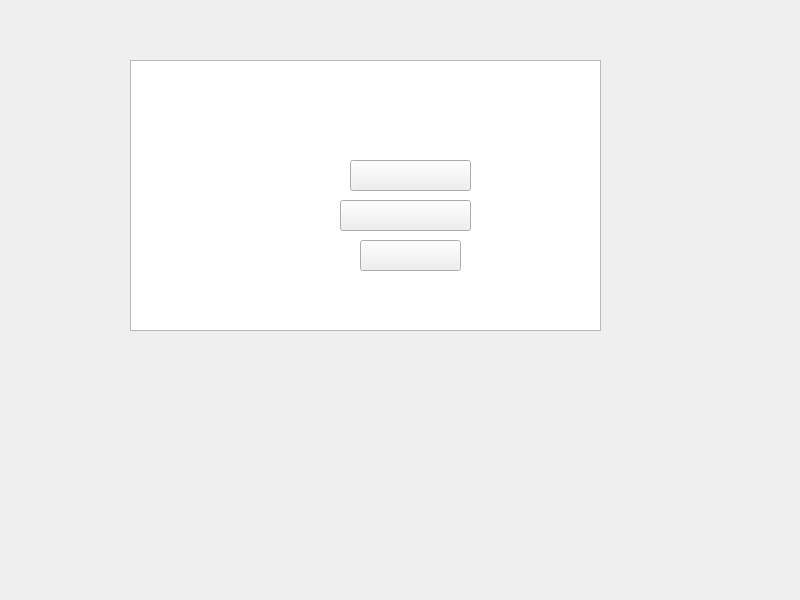
This is Proyecto_Final_Golden_Wind_Fighters/mainwindow.ui in abdy-sanchez/Proyecto_Final_Info2 as Qt 5 draws it before an edit. The edited form follows.
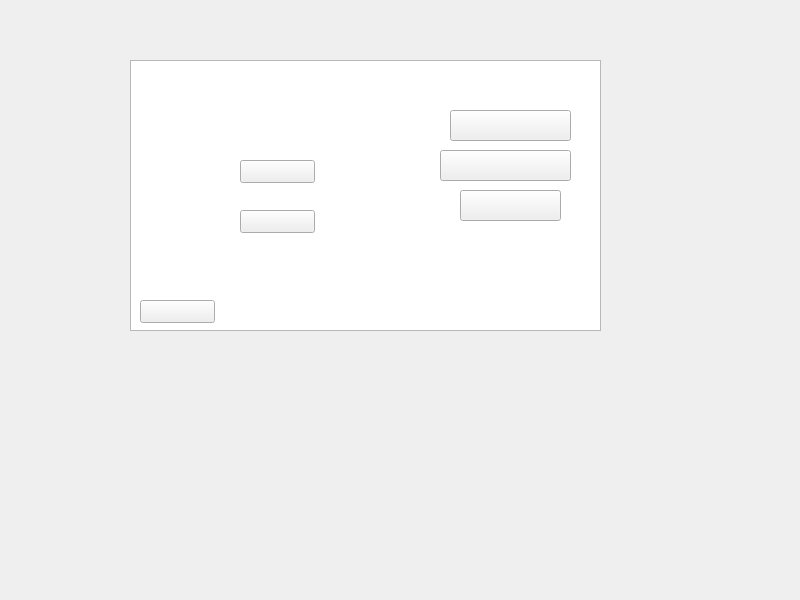
This is the edited form. Icons and pictures are not drawn.

Commit message: Avance -> Menu editado ; Sprite botones cambiados, Botones de Nueva partida y cargar partida añadidos. Se agredó un pequeño sonido al presionar los botones. Se agregó el boton regresar. Se añadió ventana de confirmacion para salir de la aplicacion.

Patch:
```diff
--- a/Proyecto_Final_Golden_Wind_Fighters/mainwindow.ui
+++ b/Proyecto_Final_Golden_Wind_Fighters/mainwindow.ui
@@ -27,8 +27,8 @@
    <widget class="QPushButton" name="Jugar">
     <property name="geometry">
      <rect>
-      <x>350</x>
-      <y>160</y>
+      <x>450</x>
+      <y>110</y>
       <width>121</width>
       <height>31</height>
      </rect>
@@ -43,8 +43,8 @@
    <widget class="QPushButton" name="Multijugador">
     <property name="geometry">
      <rect>
-      <x>340</x>
-      <y>200</y>
+      <x>440</x>
+      <y>150</y>
       <width>131</width>
       <height>31</height>
      </rect>
@@ -59,14 +59,62 @@
    <widget class="QPushButton" name="Salir">
     <property name="geometry">
      <rect>
-      <x>360</x>
-      <y>240</y>
+      <x>460</x>
+      <y>190</y>
       <width>101</width>
       <height>31</height>
      </rect>
     </property>
     <property name="styleSheet">
-     <string notr="true">border-image: url(:/Recursos/salir.png);</string>
+     <string notr="true">border-image: url(:/Recursos/btn_exit.png);</string>
+    </property>
+    <property name="text">
+     <string/>
+    </property>
+   </widget>
+   <widget class="QPushButton" name="regresar">
+    <property name="geometry">
+     <rect>
+      <x>140</x>
+      <y>300</y>
+      <width>75</width>
+      <height>23</height>
+     </rect>
+    </property>
+    <property name="styleSheet">
+     <string notr="true">border-image: url(:/Recursos/btn_back.png);</string>
+    </property>
+    <property name="text">
+     <string/>
+    </property>
+   </widget>
+   <widget class="QPushButton" name="nueva_partida">
+    <property name="geometry">
+     <rect>
+      <x>240</x>
+      <y>160</y>
+      <width>75</width>
+      <height>23</height>
+     </rect>
+    </property>
+    <property name="styleSheet">
+     <string notr="true">border-image: url(:/Recursos/btn_npartida.png);</string>
+    </property>
+    <property name="text">
+     <string/>
+    </property>
+   </widget>
+   <widget class="QPushButton" name="cargar_partida">
+    <property name="geometry">
+     <rect>
+      <x>240</x>
+      <y>210</y>
+      <width>75</width>
+      <height>23</height>
+     </rect>
+    </property>
+    <property name="styleSheet">
+     <string notr="true">border-image: url(:/Recursos/btn_loadpartida.png);</string>
     </property>
     <property name="text">
      <string/>
```
Left out of the diff: 4 changed lines with no effect on the pictures. The commit also changes 13 other files.
